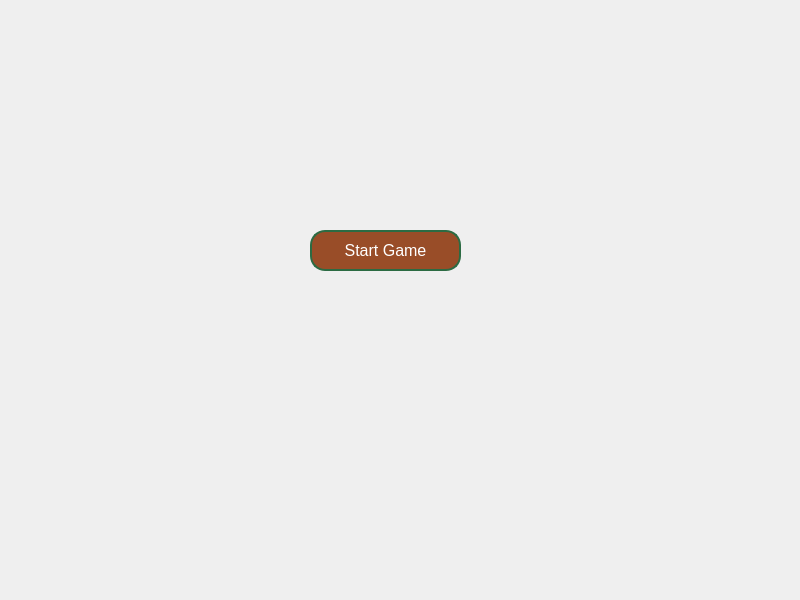
Before: the Qt Designer form client/view/start_game.ui in jmdieguez/QuackGame, drawn with Qt 5.
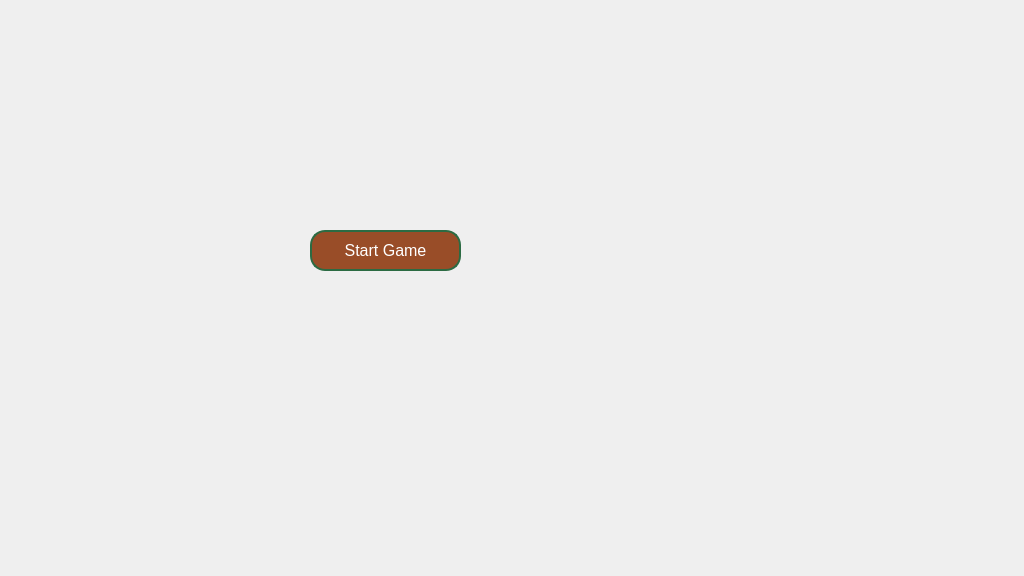
After: the same form once the commit is applied.

Patch:
```diff
--- a/client/view/start_game.ui
+++ b/client/view/start_game.ui
@@ -6,8 +6,8 @@
    <rect>
     <x>0</x>
     <y>0</y>
-    <width>800</width>
-    <height>600</height>
+    <width>1024</width>
+    <height>576</height>
    </rect>
   </property>
   <property name="windowTitle">
```
Left out of the diff: 2 changed lines with no effect on the pictures.
